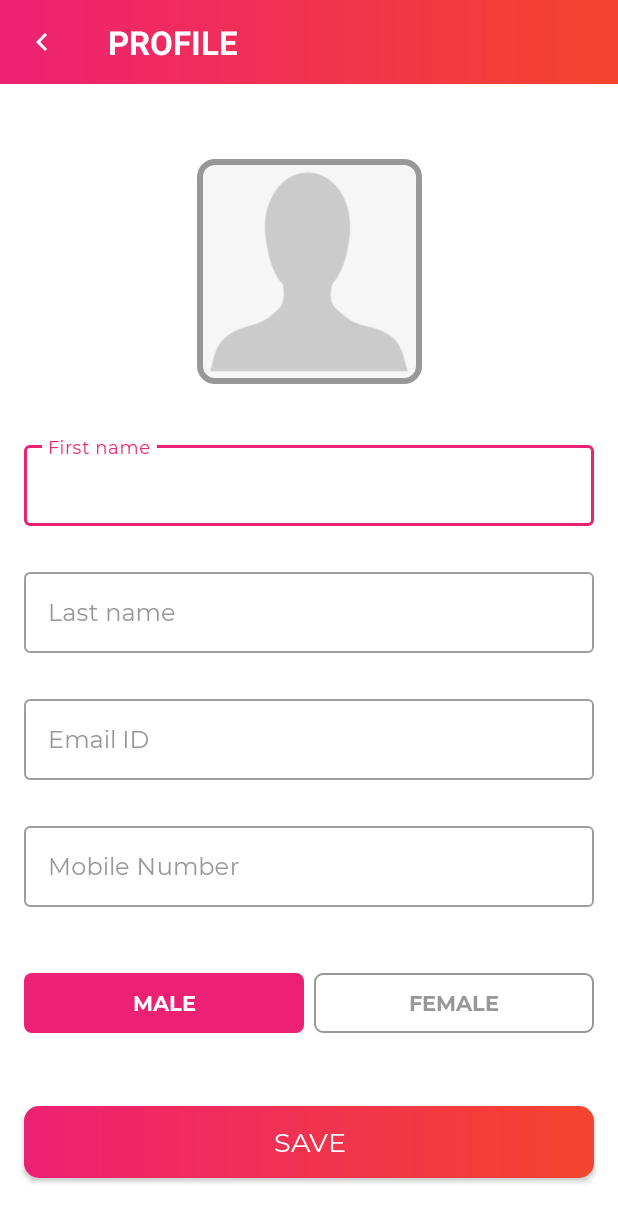
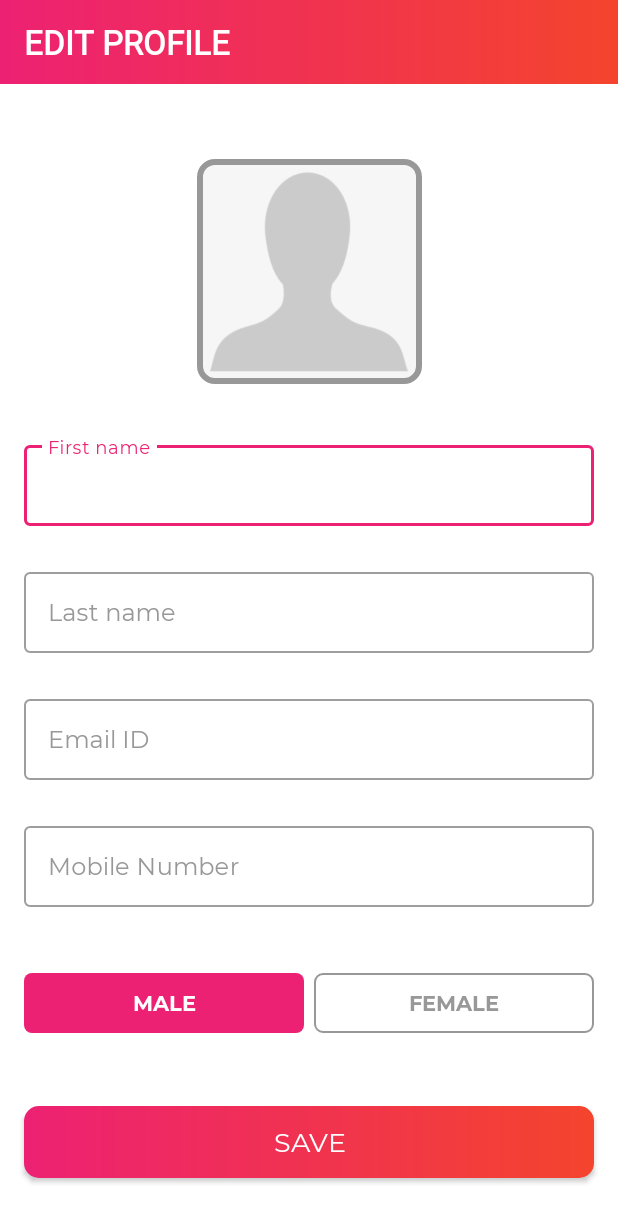
Before and after one commit to bernardkaminskiBK/MyShopPal, an Android app: the UserProfileActivity screen opened directly, with no data from a screen before it, on a phone screen of 412 x 824 dp. Shown: the top 1222 px of the screen. Run offline under Robolectric (Android 15) with nearby library versions, the phone set to English and light mode, and no system bars; Roboto replaces fonts that are not available here.

Commit message:
The User profile screen is already editable

```diff
--- a/app/src/main/java/com/android10_kotlin/myshoppal/utils/Constants.kt
+++ b/app/src/main/java/com/android10_kotlin/myshoppal/utils/Constants.kt
@@ -6,6 +6,9 @@ object Constants {
 
     const val MALE = "male"
     const val FEMALE = "female"
+
+    const val FIRST_NAME = "firstName"
+    const val LAST_NAME = "lastName"
 
     const val MOBILE = "mobile"
     const val GENDER = "gender"
--- a/app/src/main/res/layout/activity_user_profile.xml
+++ b/app/src/main/res/layout/activity_user_profile.xml
@@ -16,10 +16,11 @@
         app:layout_constraintTop_toTopOf="parent">
 
         <TextView
-            android:id="@+id/tv_title"
+            android:id="@+id/tvToolbarTitle"
             android:layout_width="match_parent"
             android:layout_height="match_parent"
             android:gravity="start|center"
+            android:fontFamily="@font/baloo"
             android:text="@string/title_profile"
             android:textColor="@color/white"
             android:textSize="@dimen/toolbar_title_text_size"
--- a/app/src/main/res/values/strings.xml
+++ b/app/src/main/res/values/strings.xml
@@ -39,7 +39,7 @@
     <string name="error_message">Error while registering the user.</string>
     <string name="error_updating_message">Error while updating the user.</string>
 
-    <string name="title_profile">PROFILE</string>
+    <string name="title_profile">EDIT PROFILE</string>
     <string name="et_hint_mobile_number">Mobile Number</string>
     <string name="rb_lbl_male">MALE</string>
     <string name="rb_lbl_female">FEMALE</string>
@@ -57,4 +57,5 @@
     <string name="lbl_edit">Edit</string>
     <string name="lbl_addresses">Addresses</string>
     <string name="btn_lbl_logout">Logout</string>
+    <string name="title_complete_profile">Complete user profile</string>
 </resources>
```
Also changed, not shown: app/src/main/java/com/android10_kotlin/myshoppal/ui/activities/UserProfileActivity.kt (+38 -15 lines).
